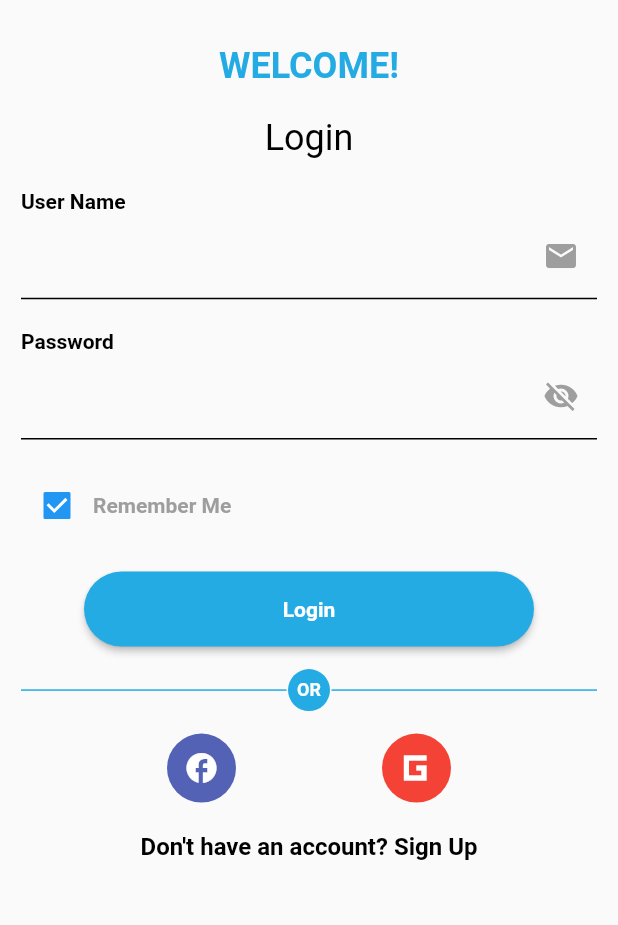
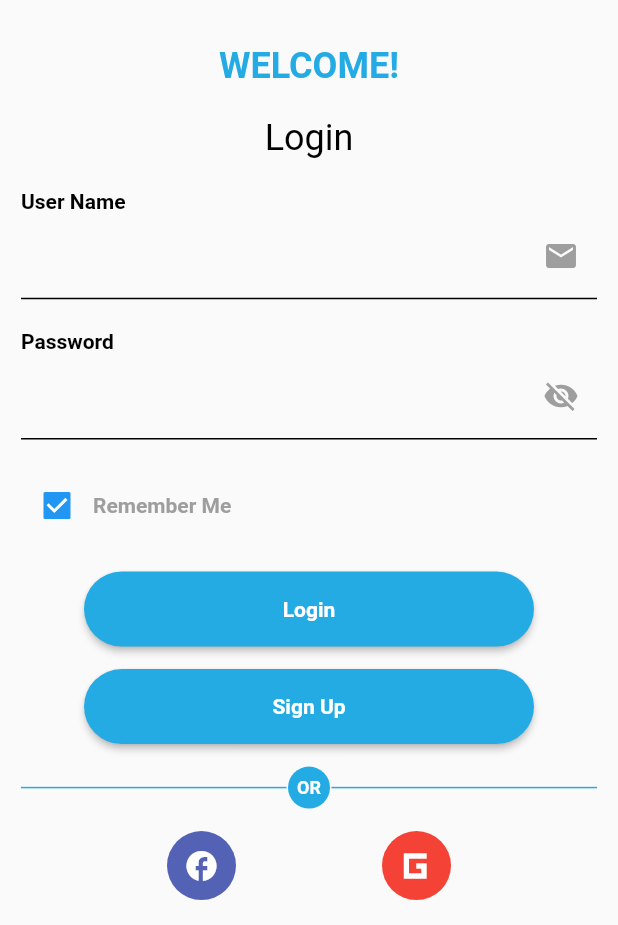
Before and after one commit to CAPT1998/MatchMingle, a Flutter app: the screen it shows after launch, on a phone screen of 412 x 824 dp, the part 311-1236 px from its top. Run offline on Flutter 3.47's test engine with Material 2 defaults, Android fonts, the phone set to English and light mode, and no system bars; drawn by our look-alikes of rounded_loading_button; our stand-ins replace another_flushbar, cloud_firestore, dio, emoji_picker_flutter, firebase_auth, firebase_core and 10 more; missing offline and left inert: flutter_facebook_auth, flutter_stripe, record, swipable_stack, voice_message_package; accounts and stored records are empty.

Commit message:
25_july_2023

```diff
--- a/lib/Screens/AuthScreens/LoginScreen.dart
+++ b/lib/Screens/AuthScreens/LoginScreen.dart
@@ -209,6 +209,27 @@ class _LoginScreenState extends State<LoginScreen> {
                     SizedBox(
                       height: 15,
                     ),
+                    RoundedLoadingButton(
+                      color: appColor,
+                      controller: buttonController,
+                      onPressed: () async {
+                        Navigator.push(
+                            context,
+                            MaterialPageRoute(
+                                builder: (context) => RegisterScreen()));
+                        Timer(Duration(seconds: 1), () {
+                          buttonController.reset();
+                        });
+                      },
+                      child: TextWidget(
+                        title: "Sign Up",
+                        size: 14,
+                        color: Colors.white,
+                      ),
+                    ),
+                    SizedBox(
+                      height: 15,
+                    ),
                     Row(
                       children: [
                         Expanded(
@@ -300,10 +321,9 @@ class _LoginScreenState extends State<LoginScreen> {
                                         builder: (context) =>
                                             RegisterGenderScreen()));
                               } else {
-
                                 final SharedPreferences logininprefs =
-                          await SharedPreferences.getInstance();
-                                                 logininprefs.setString("isgooglelogin", "true");
+                                    await SharedPreferences.getInstance();
+                                logininprefs.setString("isgooglelogin", "true");
                                 Navigator.push(
                                     context,
                                     MaterialPageRoute(
@@ -334,23 +354,7 @@ class _LoginScreenState extends State<LoginScreen> {
                             ),
                           ),
                         ),
-
                       ],
-                    ),
-                    SizedBox(
-                      height: 20,
-                    ),
-                    InkWell(
-                      onTap: () {
-                        Navigator.push(
-                            context,
-                            MaterialPageRoute(
-                                builder: (context) => RegisterScreen()));
-                      },
-                      child: TextWidget(
-                        title: "Don't have an account? Sign Up",
-                        size: 16,
-                      ),
                     ),
                     SizedBox(
                       height: 20,
--- a/pubspec.yaml
+++ b/pubspec.yaml
@@ -17,7 +17,7 @@ publish_to: 'none' # Remove this line if you wish to publish to pub.dev
 # https://developer.apple.com/library/archive/documentation/General/Reference/InfoPlistKeyReference/Articles/CoreFoundationKeys.html
 # In Windows, build-name is used as the major, minor, and patch parts
 # of the product and file versions while build-number is used as the build suffix.
-version: 0.2.1+6
+version: 0.2.2+7
 
 environment:
   sdk: '>=2.19.0 <3.0.0'
```
Also changed, not shown: 1 other file.
